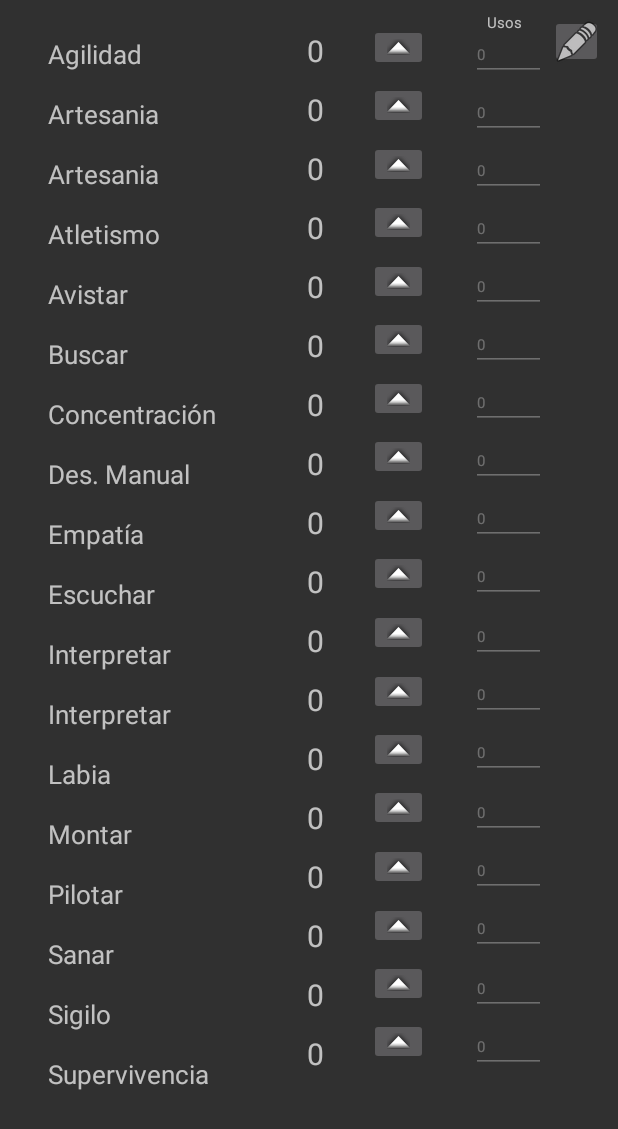
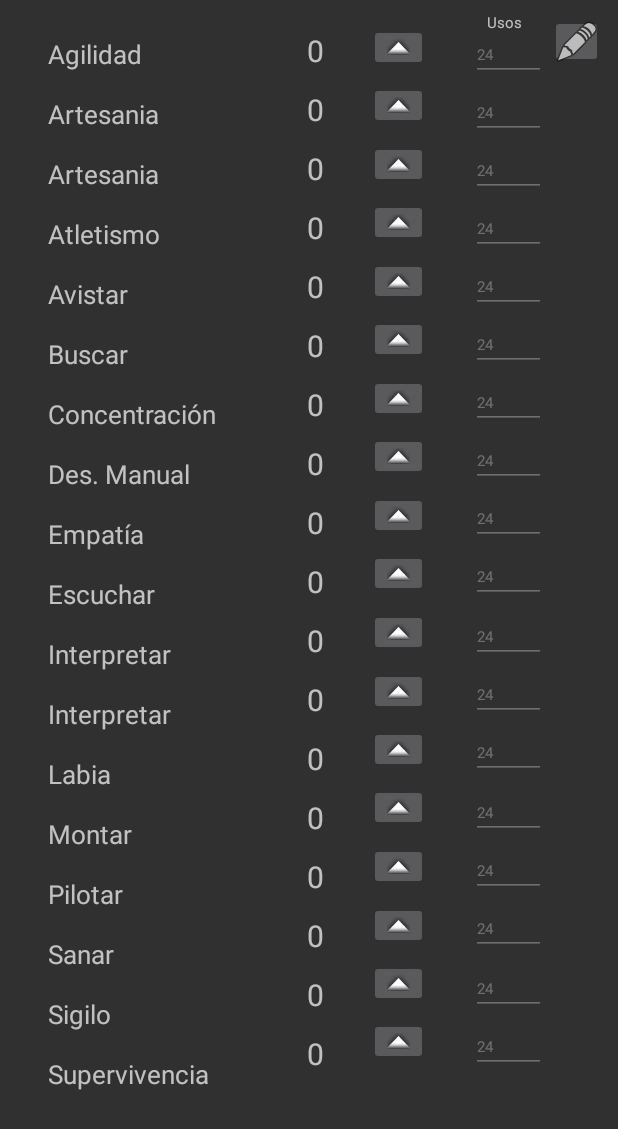
Before and after one commit to GCorbella/diario_de_aventura, an Android app: the Habilidades screen opened directly, with no data from a screen before it, on a phone screen of 412 x 824 dp. Shown: the top 1129 px of the screen. Run offline under Robolectric (Android 15) with nearby library versions, the phone set to English and light mode, and no system bars.

Commit message:
Usos iniciales de Habilidades actualizados.

```diff
--- a/app/src/main/res/layout/pnt_habilidades.xml
+++ b/app/src/main/res/layout/pnt_habilidades.xml
@@ -601,7 +601,7 @@
         android:layout_marginEnd="48dp"
         android:ems="10"
         android:inputType="number"
-        android:text="0"
+        android:text="24"
         android:textSize="10sp"
         android:enabled="false"
         app:layout_constraintEnd_toEndOf="parent"
@@ -615,7 +615,7 @@
         android:layout_marginEnd="48dp"
         android:ems="10"
         android:inputType="number"
-        android:text="0"
+        android:text="24"
         android:textSize="10sp"
         android:enabled="false"
         app:layout_constraintEnd_toEndOf="parent"
@@ -629,7 +629,7 @@
         android:layout_marginEnd="48dp"
         android:ems="10"
         android:inputType="number"
-        android:text="0"
+        android:text="24"
         android:textSize="10sp"
         android:enabled="false"
         app:layout_constraintEnd_toEndOf="parent"
@@ -643,7 +643,7 @@
         android:layout_marginEnd="48dp"
         android:ems="10"
         android:inputType="number"
-        android:text="0"
+        android:text="24"
         android:textSize="10sp"
         android:enabled="false"
         app:layout_constraintEnd_toEndOf="parent"
@@ -657,7 +657,7 @@
         android:layout_marginEnd="48dp"
         android:ems="10"
         android:inputType="number"
-        android:text="0"
+        android:text="24"
         android:textSize="10sp"
         android:enabled="false"
         app:layout_constraintEnd_toEndOf="parent"
@@ -671,7 +671,7 @@
         android:layout_marginEnd="48dp"
         android:ems="10"
         android:inputType="number"
-        android:text="0"
+        android:text="24"
         android:textSize="10sp"
         android:enabled="false"
         app:layout_constraintEnd_toEndOf="parent"
@@ -685,7 +685,7 @@
         android:layout_marginEnd="48dp"
         android:ems="10"
         android:inputType="number"
-        android:text="0"
+        android:text="24"
         android:textSize="10sp"
         android:enabled="false"
         app:layout_constraintEnd_toEndOf="parent"
@@ -699,7 +699,7 @@
         android:layout_marginEnd="48dp"
         android:ems="10"
         android:inputType="number"
-        android:text="0"
+        android:text="24"
         android:textSize="10sp"
         android:enabled="false"
         app:layout_constraintEnd_toEndOf="parent"
@@ -713,7 +713,7 @@
         android:layout_marginEnd="48dp"
         android:ems="10"
         android:inputType="number"
-        android:text="0"
+        android:text="24"
         android:textSize="10sp"
         android:enabled="false"
         app:layout_constraintEnd_toEndOf="parent"
@@ -727,7 +727,7 @@
         android:layout_marginEnd="48dp"
         android:ems="10"
         android:inputType="number"
-        android:text="0"
+        android:text="24"
         android:textSize="10sp"
         android:enabled="false"
         app:layout_constraintEnd_toEndOf="parent"
@@ -741,7 +741,7 @@
         android:layout_marginEnd="48dp"
         android:ems="10"
         android:inputType="number"
-        android:text="0"
+        android:text="24"
         android:textSize="10sp"
         android:enabled="false"
         app:layout_constraintEnd_toEndOf="parent"
@@ -755,7 +755,7 @@
         android:layout_marginEnd="48dp"
         android:ems="10"
         android:inputType="number"
-        android:text="0"
+        android:text="24"
         android:textSize="10sp"
         android:enabled="false"
         app:layout_constraintEnd_toEndOf="parent"
@@ -769,7 +769,7 @@
         android:layout_marginEnd="48dp"
         android:ems="10"
         android:inputType="number"
-        android:text="0"
+        android:text="24"
         android:textSize="10sp"
         android:enabled="false"
         app:layout_constraintEnd_toEndOf="parent"
@@ -783,7 +783,7 @@
         android:layout_marginEnd="48dp"
         android:ems="10"
         android:inputType="number"
-        android:text="0"
+        android:text="24"
         android:textSize="10sp"
         android:enabled="false"
         app:layout_constraintEnd_toEndOf="parent"
@@ -797,7 +797,7 @@
         android:layout_marginEnd="48dp"
         android:ems="10"
         android:inputType="number"
-        android:text="0"
+        android:text="24"
         android:textSize="10sp"
         android:enabled="false"
         app:layout_constraintEnd_toEndOf="parent"
@@ -811,7 +811,7 @@
         android:layout_marginEnd="48dp"
         android:ems="10"
         android:inputType="number"
-        android:text="0"
+        android:text="24"
         android:textSize="10sp"
         android:enabled="false"
         app:layout_constraintEnd_toEndOf="parent"
@@ -825,7 +825,7 @@
         android:layout_marginEnd="48dp"
         android:ems="10"
         android:inputType="number"
-        android:text="0"
+        android:text="24"
         android:textSize="10sp"
         android:enabled="false"
         app:layout_constraintEnd_toEndOf="parent"
@@ -839,7 +839,7 @@
         android:layout_marginEnd="48dp"
         android:ems="10"
         android:inputType="number"
-        android:text="0"
+        android:text="24"
         android:textSize="10sp"
         android:enabled="false"
         app:layout_constraintEnd_toEndOf="parent"
```
